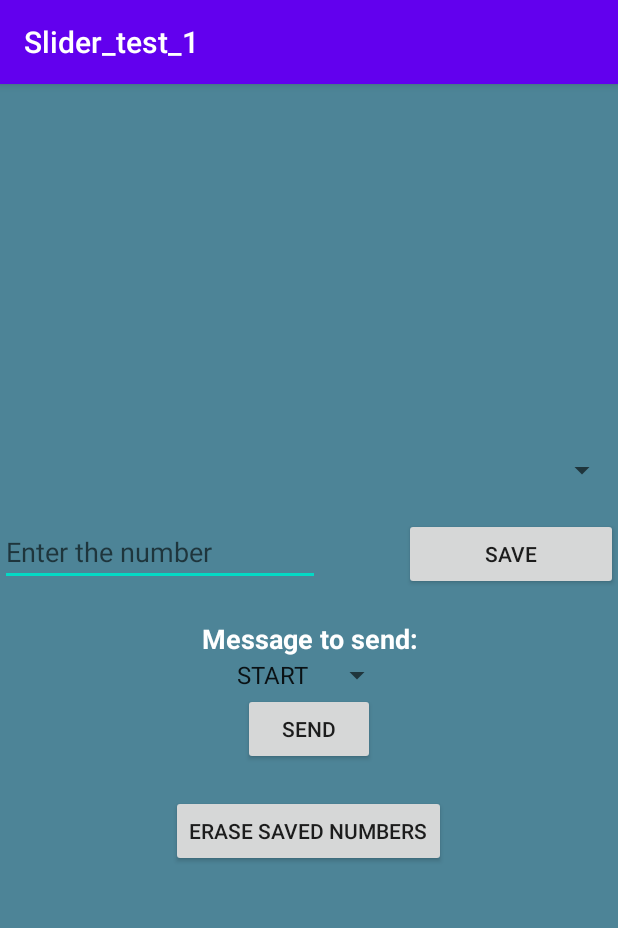
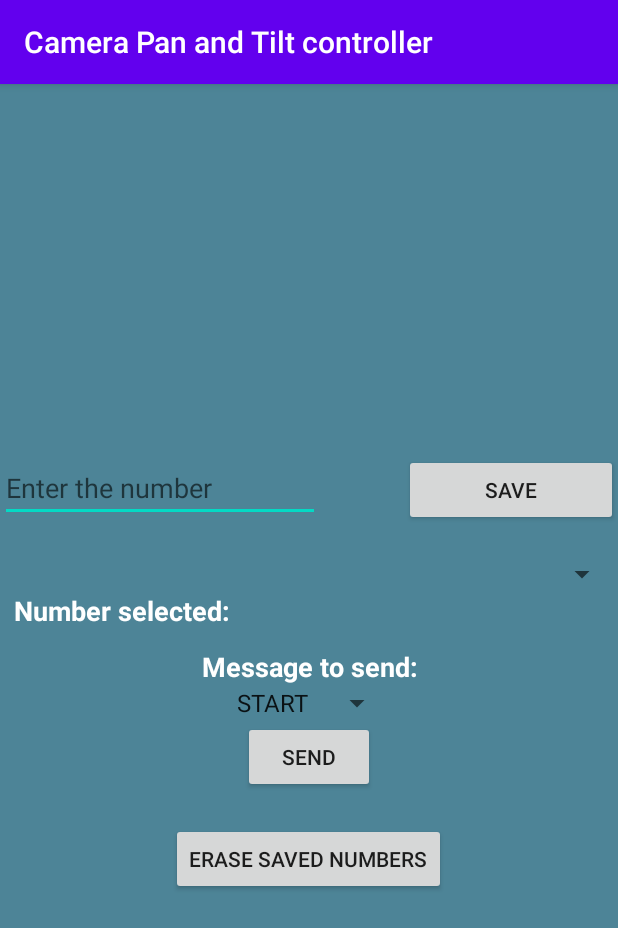
Before and after one commit to mTorres95/Android-app, an Android app: the SMSActivity screen opened directly, with no data from a screen before it, on a phone screen of 412 x 824 dp. Shown: the top 928 px of the screen. Run offline under Robolectric (Android 15) with nearby library versions, the phone set to English and light mode, and no system bars.

Commit message:
erase sharedpreferences, change name, finish SMS

```diff
--- a/app/src/main/java/com/example/slider_test_1/SMSActivity.java
+++ b/app/src/main/java/com/example/slider_test_1/SMSActivity.java
@@ -10,12 +10,15 @@ import android.content.SharedPreferences;
 import android.content.pm.PackageManager;
 import android.os.Bundle;
 import android.telephony.SmsManager;
+import android.text.TextUtils;
 import android.util.Log;
 import android.view.View;
+import android.widget.AdapterView;
 import android.widget.ArrayAdapter;
 import android.widget.Button;
 import android.widget.EditText;
 import android.widget.Spinner;
+import android.widget.TextView;
 import android.widget.Toast;
 
 import java.util.ArrayList;
@@ -30,12 +33,15 @@ public class SMSActivity extends AppCompatActivity{
 
     // variables for UI elements
     private EditText  number;
+    private TextView selectedNumber;
     private Spinner messageSpinner;
     private Spinner numberSpinner;
+    private String phoneNumber;
     private Button send, save, erase;
 
     // keep the data after closing the app
     private List<String> list;  // list to add new numbers
+    ArrayAdapter<String> dataAdapter;
     private SharedPreferences savedData;
 
     @Override
@@ -43,42 +49,36 @@ public class SMSActivity extends AppCompatActivity{
         super.onCreate(savedInstanceState);
         setContentView(R.layout.sms_layout);
 
+        // config elements of layout
         number = findViewById(R.id.inputNumber);
         send = findViewById(R.id.buttonSend);
         save = findViewById(R.id.saveButton);
         erase = findViewById(R.id.buttonErase);
+        messageSpinner = findViewById(R.id.message_spinner);
+        numberSpinner = findViewById(R.id.number_spinner);
+        selectedNumber = findViewById(R.id.numberSelected);
 
-        // Initialize elements to keep data after closing app
-        list = new ArrayList<String>();
-        // To RECOVER what's been saved in the sharedpreferences file
-        savedData = getSharedPreferences("data", Context.MODE_PRIVATE);
+        // check if we have the permission to send sms, if not, ask for the permission
+        if(checkPermission(Manifest.permission.SEND_SMS)){
+            Toast.makeText(this, "Application can send texts", Toast.LENGTH_SHORT).show();
+        }else {
+            ActivityCompat.requestPermissions(this,
+                    new String[] {Manifest.permission.SEND_SMS}, SEND_SMS_PERMISSION_REQUEST_CODE);
+        }
 
-
-
-        // send the message
+        // config buttons
         send.setOnClickListener(new View.OnClickListener() {
             @Override
             public void onClick(View v) {
                 onSend(v);
             }
         });
-
-        // check if we have the permission to send sms, if not, ask for the permission
-        send.setEnabled(false);
-        if(checkPermission(Manifest.permission.SEND_SMS)){
-            send.setEnabled(true);
-        }else {
-            ActivityCompat.requestPermissions(this,
-                    new String[] {Manifest.permission.SEND_SMS}, SEND_SMS_PERMISSION_REQUEST_CODE);
-        }
-
         save.setOnClickListener(new View.OnClickListener() {
             @Override
             public void onClick(View v) {
                 onSaveButtonClick(v);
             }
         });
-
         erase.setOnClickListener(new View.OnClickListener() {
             @Override
             public void onClick(View v) {
@@ -86,17 +86,40 @@ public class SMSActivity extends AppCompatActivity{
             }
         });
 
+        // Initialize elements to keep data after closing app
+        list = new ArrayList<String>();
+        // To RECOVER what's been saved in the sharedpreferences file
+        savedData = getSharedPreferences("data", Context.MODE_PRIVATE);
+        if(savedData.contains("DATA_LIST")){
+            // Get data from sharedpreferences and put it in the dropdown list
+            retrieveSharedValue();
+        }else{
+            // save list in sharedPreferences
+            packageSharedPreferences();
+            // Get data from sharedpreferences and put it in the dropdown list
+            retrieveSharedValue();
+        }
 
+        // config spinner for numbers
+        addItemsOnNumberSpinner();
+        numberSpinner.setOnItemSelectedListener(new AdapterView.OnItemSelectedListener() {
+            @Override
+            public void onItemSelected(AdapterView<?> parent, View view, int position, long id) {
+                String selectedString;
+                // from adapter
+                selectedString = dataAdapter.getItem(position).toString();
+                selectedNumber.setText(selectedString);
+            }
 
-        // save list in sharedPreferences
-        packageSharedPreferences();
-        // Get data from sharedpreferences and put it in the dropdown list
-        retrieveSharedValue();
+            @Override
+            public void onNothingSelected(AdapterView<?> parent) {
 
+            }
+        });
     }
 
     public void onEraseButtonClick(View view){
-        savedData.edit().remove("DATE_LIST").apply();
+        savedData.edit().remove("DATA_LIST").apply();
         list.clear();
         // save list the now empty in sharedPreferences
         packageSharedPreferences();
@@ -105,6 +128,7 @@ public class SMSActivity extends AppCompatActivity{
     public void onSaveButtonClick(View view){
         String phoneNumber = number.getText().toString();
         list.add(phoneNumber);
+        selectedNumber.setText(phoneNumber);
         Log.d("list", "" + list);
 
         // save list in sharedPreferences
@@ -113,8 +137,7 @@ public class SMSActivity extends AppCompatActivity{
 
     // add items into spinner
     public void addItemsOnNumberSpinner(){
-        numberSpinner = (Spinner) findViewById(R.id.number_spinner);
-        ArrayAdapter<String> dataAdapter = new ArrayAdapter<String>(this, android.R.layout.simple_spinner_item, list);
+        dataAdapter = new ArrayAdapter<String>(this, android.R.layout.simple_spinner_item, list);
         dataAdapter.setDropDownViewResource(android.R.layout.simple_spinner_dropdown_item);
         numberSpinner.setAdapter(dataAdapter);
     }
@@ -124,7 +147,7 @@ public class SMSActivity extends AppCompatActivity{
         SharedPreferences.Editor editor = savedData.edit();
         Set<String> set = new HashSet<String>();
         set.addAll(list);
-        editor.putStringSet("DATE_LIST", set);
+        editor.putStringSet("DATA_LIST", set);
         editor.apply();
         Log.d("storeSharedPreferences",""+set);
     }
@@ -133,7 +156,7 @@ public class SMSActivity extends AppCompatActivity{
     private void retrieveSharedValue() {
         // add the shared preferences to the dropdown list
         addItemsOnNumberSpinner();
-        Set<String> set = savedData.getStringSet("DATE_LIST", null);
+        Set<String> set = savedData.getStringSet("DATA_LIST", null);
         list.clear();       // clear the list
         list.addAll(set);   // get the new values in the list
         Log.d("retrieveSharedPreferenc","" + set);
@@ -141,16 +164,11 @@ public class SMSActivity extends AppCompatActivity{
 
     // method for the button
     public void onSend(View v){
-        String phoneNumber = number.getText().toString();
-        //String smsMessage = message.getText().toString();
-        messageSpinner = findViewById(R.id.message_spinner);
+        phoneNumber = selectedNumber.getText().toString();
         String smsMessage = messageSpinner.getSelectedItem().toString();
 
-        //Toast.makeText(this,"OnClickListener : " + "\nSpinner 1 : "+ smsMessage2 , Toast.LENGTH_SHORT).show();
-
         // are fields empty?
-        if(phoneNumber == null || phoneNumber.length() == 0 ||
-                smsMessage == null || smsMessage.length() == 0){
+        if(phoneNumber.length() == 0 || smsMessage.length() == 0){
             Toast.makeText(this, "Empty fields!", Toast.LENGTH_SHORT).show();
         }
 
--- a/app/src/main/res/layout/sms_layout.xml
+++ b/app/src/main/res/layout/sms_layout.xml
@@ -9,11 +9,6 @@
     tools:context=".MainActivity"
     android:gravity="center">
 
-
-    <Spinner
-        android:id="@+id/number_spinner"
-        android:layout_width="match_parent"
-        android:layout_height="wrap_content" />
 
     <View
         android:id="@+id/divider4"
@@ -32,7 +27,7 @@
             android:layout_height="wrap_content"
             android:ems="10"
             android:hint="Enter the number"
-            android:inputType="phone" />
+            android:inputType="number" />
 
         <View
             android:id="@+id/divider2"
@@ -55,6 +50,42 @@
         android:id="@+id/divider3"
         android:layout_width="match_parent"
         android:layout_height="20dp"
+        android:background="#4D8497" />
+
+    <Spinner
+        android:id="@+id/number_spinner"
+        android:layout_width="match_parent"
+        android:layout_height="wrap_content" />
+
+    <LinearLayout
+        android:layout_width="match_parent"
+        android:layout_height="27dp"
+        android:orientation="horizontal">
+
+        <TextView
+            android:id="@+id/textView3"
+            android:layout_width="40dp"
+            android:layout_height="match_parent"
+            android:layout_weight="1"
+            android:text="  Number selected:"
+            android:textColor="#FFFFFF"
+            android:textSize="18sp"
+            android:textStyle="bold" />
+
+        <TextView
+            android:id="@+id/numberSelected"
+            android:layout_width="wrap_content"
+            android:layout_height="wrap_content"
+            android:layout_weight="1"
+            android:textColor="#9C9797"
+            android:textSize="18sp"
+            android:textStyle="bold|italic" />
+    </LinearLayout>
+
+    <View
+        android:id="@+id/divider6"
+        android:layout_width="match_parent"
+        android:layout_height="10dp"
         android:background="#4D8497" />
 
     <TextView
--- a/app/src/main/res/values/strings.xml
+++ b/app/src/main/res/values/strings.xml
@@ -1,5 +1,5 @@
 <resources>
-    <string name="app_name">Slider_test_1</string>
+    <string name="app_name">Camera Pan and Tilt controller</string>
 
     <string name="messages_prompt">Message to send</string>
     <string-array name="messages">
```
